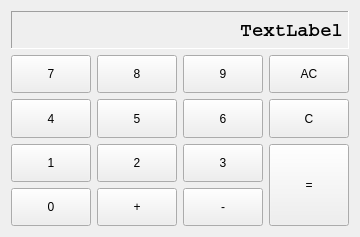
Above: lab2/L2calculator/calculatorinterface.ui from Alfredo-Vargas/QtBasics before the change. Below: the same form after it.
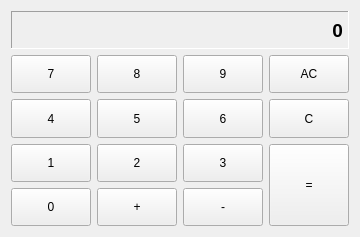
That is the form after the change.

What changed in the file:
```diff
--- a/lab2/L2calculator/calculatorinterface.ui
+++ b/lab2/L2calculator/calculatorinterface.ui
@@ -6,7 +6,7 @@
    <rect>
     <x>0</x>
     <y>0</y>
-    <width>336</width>
+    <width>356</width>
     <height>237</height>
    </rect>
   </property>
@@ -18,9 +18,7 @@
     <widget class="QLabel" name="entryLabel">
      <property name="font">
       <font>
-       <family>Courier</family>
        <pointsize>14</pointsize>
-       <weight>75</weight>
        <bold>true</bold>
       </font>
      </property>
@@ -31,7 +29,7 @@
       <enum>QFrame::Sunken</enum>
      </property>
      <property name="text">
-      <string>TextLabel</string>
+      <string>0</string>
      </property>
      <property name="alignment">
       <set>Qt::AlignRight|Qt::AlignTrailing|Qt::AlignVCenter</set>
```
Left out of the diff: 20 changed lines with no effect on the pictures.
